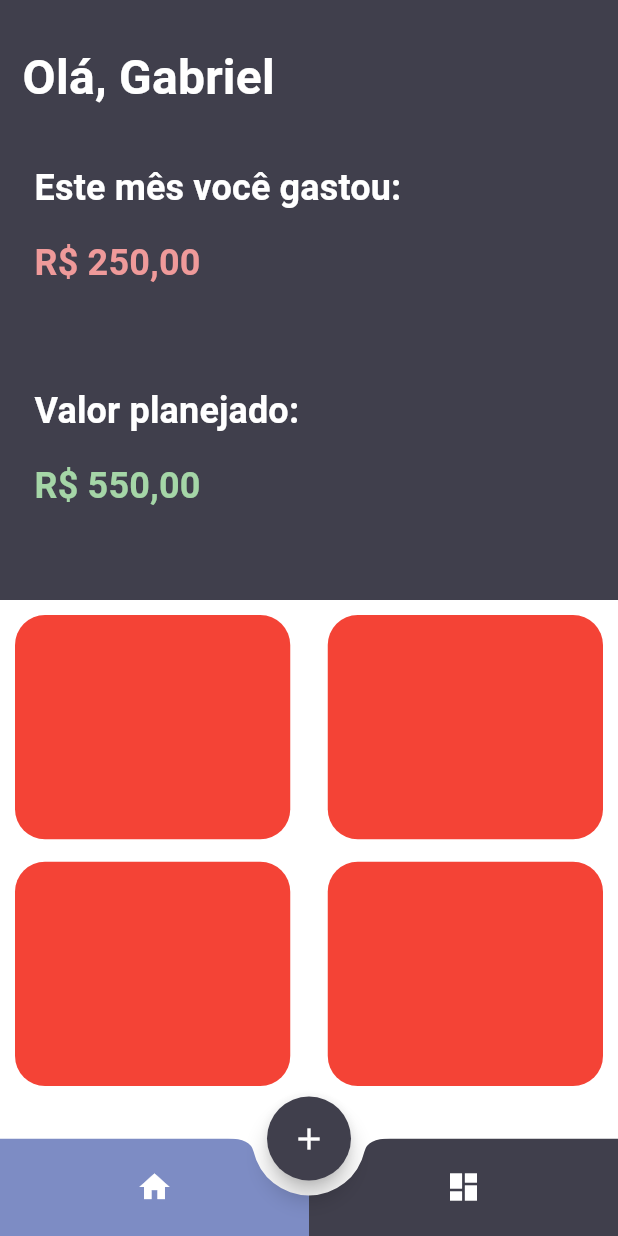
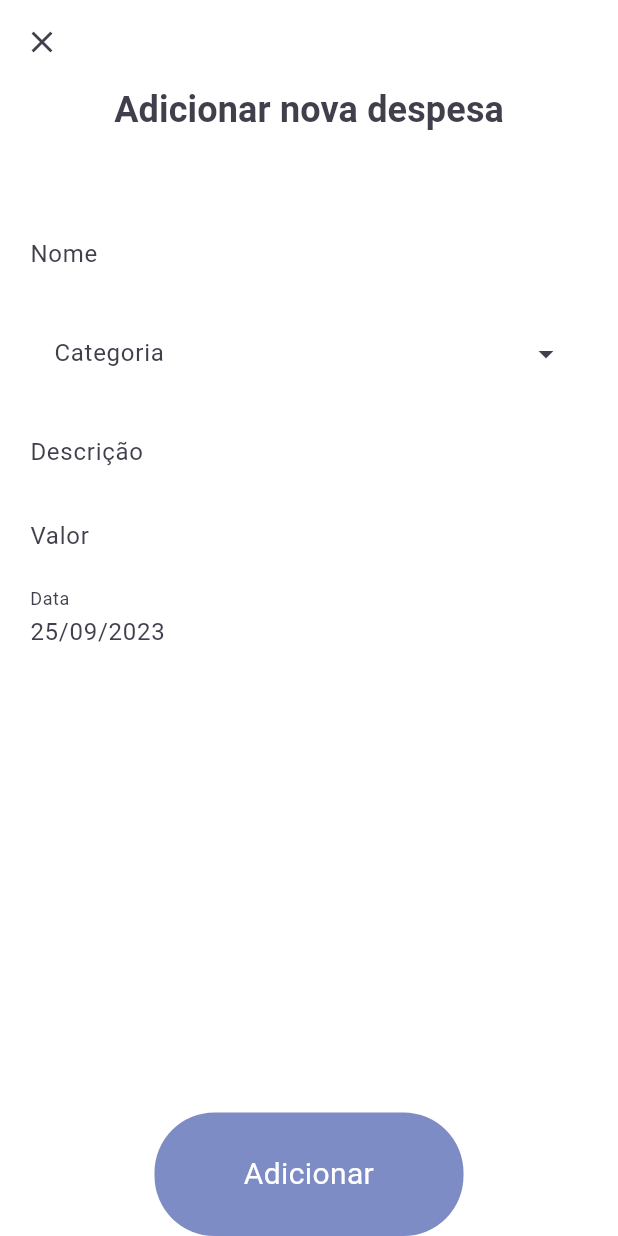
Before and after one commit to gabrielschorsch/balance, a Flutter app: the Home screen opened directly, after a tap on the "add" icon, on a phone screen of 412 x 824 dp. Run offline on Flutter 3.47's test engine with Material 2 defaults, Android fonts, the phone set to English and light mode, and no system bars; our stand-ins replace fl_chart, google_fonts; Roboto replaces fonts that are missing (Kanit).

Commit message:
added provider + add_expense page

```diff
--- /dev/null
+++ b/lib/components/button.dart
@@ -0,0 +1,53 @@
+import 'package:flutter/material.dart';
+import 'package:google_fonts/google_fonts.dart';
+
+class Button extends StatelessWidget {
+  final GlobalKey<FormState>? formKey;
+  final String title;
+  final VoidCallback? onPressed;
+  final String onFormErrorMessage;
+  const Button(
+      {super.key,
+      this.formKey,
+      required this.title,
+      this.onPressed,
+      this.onFormErrorMessage = ""});
+
+  @override
+  Widget build(BuildContext context) {
+    return GestureDetector(
+      onTap: () {
+        if (formKey == null) {
+          onPressed!();
+          return;
+        } else if (formKey!.currentState!.validate()) {
+          onPressed!();
+        } else {
+          ScaffoldMessenger.of(context).showSnackBar(
+            SnackBar(
+              content: Text(onFormErrorMessage),
+            ),
+          );
+        }
+      },
+      child: Container(
+        width: MediaQuery.of(context).size.width * .5,
+        height: MediaQuery.of(context).size.height * .1,
+        decoration: BoxDecoration(
+          color: Theme.of(context).colorScheme.primary,
+          borderRadius: BorderRadius.circular(40),
+        ),
+        child: Center(
+          child: Text(
+            title,
+            style: GoogleFonts.kanit(
+              color: Colors.white,
+              fontSize: 20,
+            ),
+            textAlign: TextAlign.center,
+          ),
+        ),
+      ),
+    );
+  }
+}
--- /dev/null
+++ b/lib/pages/add_expense.dart
@@ -0,0 +1,161 @@
+import 'package:app/components/button.dart';
+import 'package:app/domains/category.dart';
+import 'package:app/repository/categories_repository.dart';
+import 'package:flutter/material.dart';
+import 'package:provider/provider.dart';
+
+class AddExpense extends StatelessWidget {
+  AddExpense({super.key});
+  final GlobalKey<FormState> _formKey = GlobalKey<FormState>();
+  final TextEditingController _dateController = TextEditingController();
+
+  @override
+  Widget build(BuildContext context) {
+    _dateController.value = TextEditingValue(
+      text: DateTime.now().toString().split(" ")[0],
+    );
+    _dateController.text = DateTime.now()
+        .toString()
+        .split(" ")[0]
+        .split("-")
+        .reversed
+        .join("-")
+        .replaceAll("-", "/");
+    final Future<List<Category>> categories =
+        context.watch<CategoriesRepository>().getCategories();
+    return Scaffold(
+      resizeToAvoidBottomInset: false,
+      appBar: AppBar(),
+      body: Padding(
+        padding: const EdgeInsets.symmetric(horizontal: 20.0),
+        child: Column(
+          mainAxisSize: MainAxisSize.max,
+          children: [
+            Expanded(
+              flex: 1,
+              child: Text(
+                "Adicionar nova despesa",
+                style: Theme.of(context).textTheme.titleSmall!,
+              ),
+            ),
+            Expanded(
+              flex: 7,
+              child: Form(
+                key: _formKey,
+                child: Column(
+                  children: [
+                    TextFormField(
+                      decoration: const InputDecoration(
+                        labelText: 'Nome',
+                      ),
+                      validator: (value) {
+                        if (value == null || value.isEmpty) {
+                          return 'Please enter a title';
+                        }
+                        return null;
+                      },
+                    ),
+                    // dropdown
+                    Padding(
+                      padding: const EdgeInsets.symmetric(vertical: 10.0),
+                      child: FutureBuilder<List<Category>>(
+                          future: categories,
+                          builder: (context, snapshot) {
+                            return DropdownMenu(
+                              width: MediaQuery.of(context).size.width * .95,
+                              label: const Text("Categoria"),
+                              dropdownMenuEntries: (snapshot.data ??
+                                      [] as List<Category>)
+                                  .map((element) => DropdownMenuEntry(
+                                        style: ButtonStyle(
+                                          padding:
+                                              const MaterialStatePropertyAll(
+                                                  EdgeInsets.zero),
+                                          alignment: Alignment.centerLeft,
+                                          minimumSize: MaterialStatePropertyAll(
+                                            Size(
+                                              MediaQuery.of(context)
+                                                      .size
+                                                      .width *
+                                                  .95,
+                                              50,
+                                            ),
+                                          ),
+                                        ),
+                                        label: element.name ?? "",
+                                        value: element.id,
+                                      ))
+                                  .toList(),
+                            );
+                          }),
+                    ),
+                    TextFormField(
+                      decoration: const InputDecoration(
+                        labelText: 'Descrição',
+                      ),
+                      validator: (value) {
+                        if (value == null || value.isEmpty) {
+                          return 'Please enter a title';
+                        }
+                        return null;
+                      },
+                    ),
+                    TextFormField(
+                      decoration: const InputDecoration(
+                        labelText: 'Valor',
+                      ),
+                      keyboardType: TextInputType.number,
+                      validator: (value) {
+                        if (value == null || value.isEmpty) {
+                          return 'O valor não pode ser vazio';
+                        }
+                        return null;
+                      },
+                    ),
+                    TextFormField(
+                      controller: _dateController,
+                      decoration: const InputDecoration(
+                        labelText: 'Data',
+                      ),
+                      readOnly: true,
+                      onTap: () async {
+                        var pickedDate = await showDatePicker(
+                          context: context,
+                          initialDate: DateTime.now(),
+                          firstDate: DateTime(
+                              DateTime.now().year, DateTime.now().month - 1),
+                          lastDate: DateTime(DateTime.now().year + 2),
+                        );
+                        if (pickedDate != null) {
+                          _dateController.value = TextEditingValue(
+                            text: pickedDate.toString().split(" ")[0],
+                          );
+                          _dateController.text = pickedDate
+                              .toString()
+                              .split(" ")[0]
+                              .split("-")
+                              .reversed
+                              .join("-")
+                              .replaceAll("-", "/");
+                        }
+                      },
+                    ),
+                  ],
+                ),
+              ),
+            ),
+            Button(
+                // formKey: _formKey,
+                title: "Adicionar",
+                onFormErrorMessage:
+                    "Verifique todos os campos e tente novamente",
+                formKey: _formKey,
+                onPressed: () {
+                  Navigator.of(context).pop();
+                }),
+          ],
+        ),
+      ),
+    );
+  }
+}
--- a/lib/pages/dashboard.dart
+++ b/lib/pages/dashboard.dart
@@ -1,8 +1,10 @@
 import 'package:app/components/expense_card.dart';
 import 'package:app/domains/category.dart';
 import 'package:app/domains/expense.dart';
+import 'package:app/repository/categories_repository.dart';
 import 'package:fl_chart/fl_chart.dart';
 import 'package:flutter/material.dart';
+import 'package:provider/provider.dart';
 
 class Dashboard extends StatefulWidget {
   const Dashboard({super.key});
@@ -11,59 +13,41 @@ class Dashboard extends StatefulWidget {
   State<Dashboard> createState() => _DashboardState();
 }
 
-List<Category> mockupCategories = [
-  Category(
-    id: "1",
-    color: "#FF0000",
-    name: "Alimentação",
-  ),
-  Category(
-    id: "2",
-    color: "#00FF00",
-    name: "Transporte",
-  ),
-  Category(
-    id: "3",
-    color: "#0000FF",
-    name: "Lazer",
-  ),
-];
-
-List<Expense> mockupData = [
-  Expense(
-    id: "1",
-    category: mockupCategories[0],
-    name: "Almoço",
-    value: 20,
-  ),
-  Expense(
-    id: "2",
-    category: mockupCategories[0],
-    name: "Janta",
-    value: 20,
-  ),
-  Expense(
-    id: "3",
-    category: mockupCategories[1],
-    name: "Uber",
-    value: 10,
-    budget: 20,
-  ),
-  Expense(
-    id: "4",
-    category: mockupCategories[1],
-    name: "Ônibus",
-    value: 5,
-    budget: 20,
-  ),
-  Expense(
-    id: "5",
-    category: mockupCategories[2],
-    name: "Cinema",
-    value: 35,
-    budget: 50,
-  ),
-];
+// List<Expense> mockupData = [
+//   Expense(
+//     id: "1",
+//     category: mockupCategories[0],
+//     name: "Almoço",
+//     value: 20,
+//   ),
+//   Expense(
+//     id: "2",
+//     category: mockupCategories[0],
+//     name: "Janta",
+//     value: 20,
+//   ),
+//   Expense(
+//     id: "3",
+//     category: mockupCategories[1],
+//     name: "Uber",
+//     value: 10,
+//     budget: 20,
+//   ),
+//   Expense(
+//     id: "4",
+//     category: mockupCategories[1],
+//     name: "Ônibus",
+//     value: 5,
+//     budget: 20,
+//   ),
+//   Expense(
+//     id: "5",
+//     category: mockupCategories[2],
+//     name: "Cinema",
+//     value: 35,
+//     budget: 50,
+//   ),
+// ];
 
 class _DashboardState extends State<Dashboard> {
   List<String> months = [
@@ -96,6 +80,9 @@ class _DashboardState extends State<Dashboard> {
 
   @override
   Widget build(BuildContext context) {
+    final Future<List<Category>> categories =
+        context.watch<CategoriesRepository>().getCategories();
+
     _controller.animateTo(selectedMonth * 80.0 - 160,
         duration: const Duration(milliseconds: 500), curve: Curves.easeIn);
 
@@ -110,40 +97,45 @@ class _DashboardState extends State<Dashboard> {
           child: CustomScrollView(slivers: [
             SliverList(
               delegate: SliverChildListDelegate([
-                SizedBox(
-                  width: MediaQuery.of(context).size.width * .8,
-                  child: Column(
-                    crossAxisAlignment: CrossAxisAlignment.start,
-                    children: [
-                      Center(
-                        child: SizedBox(
-                          height: 200,
-                          width: 200,
-                          child: PieChart(
-                            PieChartData(
-                              sections: mockupCategories
-                                  .map((e) => PieChartSectionData(
-                                        color: Color(int.parse(
-                                            "0xFF${e.color!.replaceAll('#', '')}")),
-                                        showTitle: false,
-                                        value: mockupData
-                                            .where((element) =>
-                                                element.category?.id == e.id)
-                                            .map((e) => e.value)
-                                            .reduce((value, element) =>
-                                                value! + element!),
-                                      ))
-                                  .toList(),
-                              pieTouchData: PieTouchData(
-                                enabled: true,
-                              ),
-                            ),
-                          ),
+                FutureBuilder(
+                    future: categories,
+                    builder: (context, snapshot) {
+                      return SizedBox(
+                        width: MediaQuery.of(context).size.width * .8,
+                        child: Column(
+                          crossAxisAlignment: CrossAxisAlignment.start,
+                          children: [
+                            //   Center(
+                            //     child: SizedBox(
+                            //       height: 200,
+                            //       width: 200,
+                            //       child: PieChart(
+                            //         PieChartData(
+                            //           sections: (snapshot.data ?? [])
+                            //               .map((e) => PieChartSectionData(
+                            //                     color: Color(int.parse(
+                            //                         "0xFF${e.color!.replaceAll('#', '')}")),
+                            //                     showTitle: false,
+                            //                     value: mockupData
+                            //                         .where((element) =>
+                            //                             element.category?.id ==
+                            //                             e.id)
+                            //                         .map((e) => e.value)
+                            //                         .reduce((value, element) =>
+                            //                             value! + element!),
+                            //                   ))
+                            //               .toList(),
+                            //           pieTouchData: PieTouchData(
+                            //             enabled: true,
+                            //           ),
+                            //         ),
+                            //       ),
+                            //     ),
+                            //   ),
+                          ],
                         ),
-                      ),
-                    ],
-                  ),
-                ),
+                      );
+                    }),
                 Container(
                   width: MediaQuery.of(context).size.width * .8,
                   decoration: BoxDecoration(
@@ -163,21 +155,21 @@ class _DashboardState extends State<Dashboard> {
                           style: Theme.of(context).textTheme.titleSmall,
                         ),
                       ),
-                      Padding(
-                        padding: const EdgeInsets.only(
-                          left: 15,
-                          top: 20,
-                        ),
-                        child: ListView.builder(
-                            shrinkWrap: true,
-                            itemCount: mockupData.length,
-                            itemBuilder: (_, index) => ExpenseCard(
-                                  color: Color(int.parse(
-                                      "0xFF${mockupData[index].category!.color!.replaceAll('#', '')}")),
-                                  name: mockupData[index].name!,
-                                  value: mockupData[index].value!.toString(),
-                                )),
-                      )
+                      // Padding(
+                      //   padding: const EdgeInsets.only(
+                      //     left: 15,
+                      //     top: 20,
+                      //   ),
+                      //   child: ListView.builder(
+                      //       shrinkWrap: true,
+                      //       itemCount: mockupData.length,
+                      //       itemBuilder: (_, index) => ExpenseCard(
+                      //             color: Color(int.parse(
+                      //                 "0xFF${mockupData[index].category!.color!.replaceAll('#', '')}")),
+                      //             name: mockupData[index].name!,
+                      //             value: mockupData[index].value!.toString(),
+                      //           )),
+                      // )
                     ],
                   ),
                 ),
@@ -207,52 +199,52 @@ class _DashboardState extends State<Dashboard> {
               style: Theme.of(context).textTheme.titleSmall,
             ),
           ),
-          Padding(
-            padding: const EdgeInsets.only(
-              left: 15,
-              top: 20,
-            ),
-            child: ListView.builder(
-                shrinkWrap: true,
-                itemCount: mockupData.length,
-                itemBuilder: (_, index) => ExpenseCard(
-                      color: Color(int.parse(
-                          "0xFF${mockupData[index].category!.color!.replaceAll('#', '')}")),
-                      name: mockupData[index].name!,
-                      value: mockupData[index].value!.toString(),
-                    )),
-          )
+          // Padding(
+          //   padding: const EdgeInsets.only(
+          //     left: 15,
+          //     top: 20,
+          //   ),
+          //   child: ListView.builder(
+          //       shrinkWrap: true,
+          //       itemCount: mockupData.length,
+          //       itemBuilder: (_, index) => ExpenseCard(
+          //             color: Color(int.parse(
+          //                 "0xFF${mockupData[index].category!.color!.replaceAll('#', '')}")),
+          //             name: mockupData[index].name!,
+          //             value: mockupData[index].value!.toString(),
+          //           )),
+          // )
         ],
       ),
     );
   }
 
-  _buildChart() {
-    return Center(
-      child: SizedBox(
-        height: 200,
-        width: 200,
-        child: PieChart(
-          PieChartData(
-            sections: mockupCategories
-                .map((e) => PieChartSectionData(
-                      color: Color(
-                          int.parse("0xFF${e.color!.replaceAll('#', '')}")),
-                      showTitle: false,
-                      value: mockupData
-                          .where((element) => element.category?.id == e.id)
-                          .map((e) => e.value)
-                          .reduce((value, element) => value! + element!),
-                    ))
-                .toList(),
-            pieTouchData: PieTouchData(
-              enabled: true,
-            ),
-          ),
-        ),
-      ),
-    );
-  }
+  // _buildChart() {
+  //   return Center(
+  //     child: SizedBox(
+  //       height: 200,
+  //       width: 200,
+  //       child: PieChart(
+  //         PieChartData(
+  //           sections: mockupCategories
+  //               .map((e) => PieChartSectionData(
+  //                     color: Color(
+  //                         int.parse("0xFF${e.color!.replaceAll('#', '')}")),
+  //                     showTitle: false,
+  //                     value: mockupData
+  //                         .where((element) => element.category?.id == e.id)
+  //                         .map((e) => e.value)
+  //                         .reduce((value, element) => value! + element!),
+  //                   ))
+  //               .toList(),
+  //           pieTouchData: PieTouchData(
+  //             enabled: true,
+  //           ),
+  //         ),
+  //       ),
+  //     ),
+  //   );
+  // }
 
   _getMonthsList() {
     return SizedBox(
--- a/lib/pages/home.dart
+++ b/lib/pages/home.dart
@@ -1,3 +1,4 @@
+import 'package:app/pages/add_expense.dart';
 import 'package:app/pages/dashboard.dart';
 import 'package:app/pages/starting_page.dart';
 import 'package:flutter/material.dart';
@@ -33,7 +34,14 @@ class _HomeState extends State<Home> {
         floatingActionButton: FloatingActionButton(
           shape: const CircleBorder(),
           backgroundColor: Theme.of(context).colorScheme.secondary,
-          onPressed: () {},
+          onPressed: () {
+            Navigator.of(context).push(
+              MaterialPageRoute(
+                builder: (context) => AddExpense(),
+                fullscreenDialog: true,
+              ),
+            );
+          },
           child: const Icon(Icons.add),
         ),
         floatingActionButtonLocation: FloatingActionButtonLocation.centerDocked,
--- a/lib/pages/starting_page.dart
+++ b/lib/pages/starting_page.dart
@@ -10,12 +10,6 @@ class StartingPage extends StatefulWidget {
 class _StartingPageState extends State<StartingPage> {
   @override
   Widget build(BuildContext context) {
-    List<Widget> containers = [
-      const SizedBox(
-        height: 20,
-      ),
-    ];
-
     return Scaffold(
       appBar: AppBar(
         toolbarHeight: 400,
--- /dev/null
+++ b/lib/repository/categories_interface.dart
@@ -0,0 +1,6 @@
+import 'package:app/domains/category.dart';
+
+abstract class ICategoriesRepository {
+  Future<List<Category>> getCategories();
+
+}
--- /dev/null
+++ b/lib/repository/categories_repository.dart
@@ -0,0 +1,27 @@
+import 'package:app/domains/category.dart';
+import 'package:app/repository/categories_interface.dart';
+
+class CategoriesRepository extends ICategoriesRepository {
+  @override
+  Future<List<Category>> getCategories() {
+    List<Category> mockupCategories = [
+      Category(
+        id: "1",
+        color: "#FF0000",
+        name: "Alimentação",
+      ),
+      Category(
+        id: "2",
+        color: "#00FF00",
+        name: "Transporte",
+      ),
+      Category(
+        id: "3",
+        color: "#0000FF",
+        name: "Lazer",
+      ),
+    ];
+    //mocking categories =
+    return Future.value(mockupCategories);
+  }
+}
--- a/pubspec.yaml
+++ b/pubspec.yaml
@@ -37,6 +37,7 @@ dependencies:
   cupertino_icons: ^1.0.2
   google_fonts: ^5.1.0
   fl_chart: ^0.63.0
+  provider: ^6.0.5
 
 dev_dependencies:
   flutter_test:
```
Also changed, not shown: lib/main.dart (+17 -6 lines), pubspec.lock, 1 other file.
